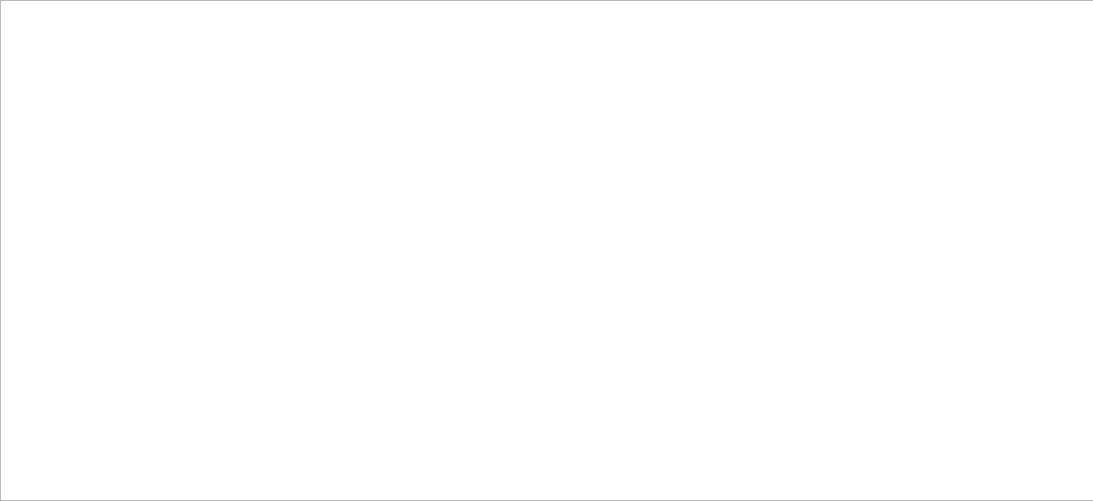
The window that Blackholehospital/instruction.ui (Pelix05/Blackholehospital) describes before a commit, drawn with Qt 5.
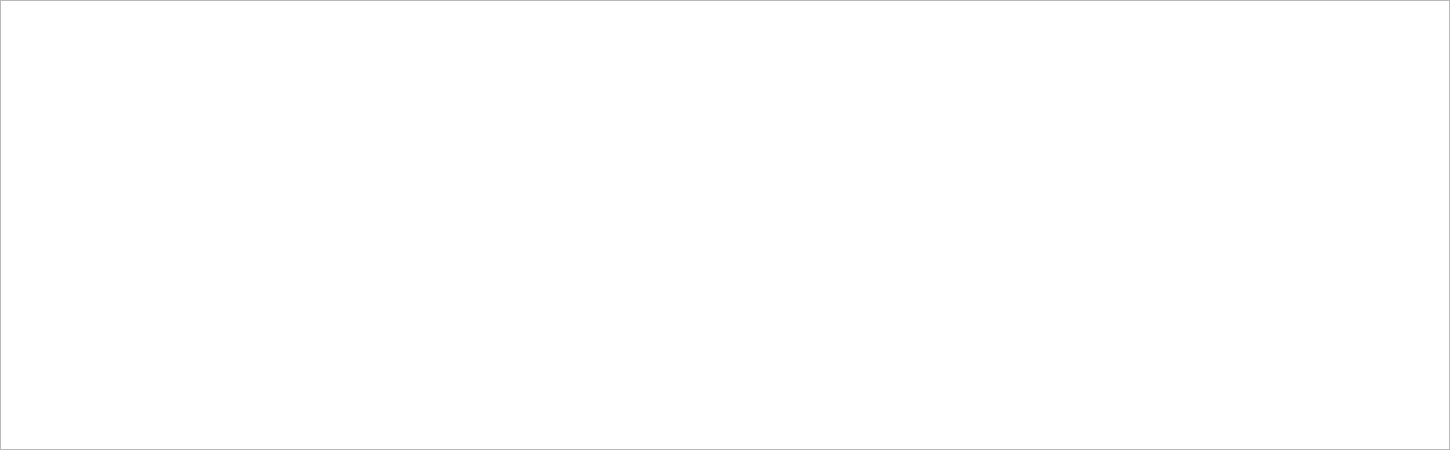
The same window after the commit.

Patch:
```diff
--- a/Blackholehospital/instruction.ui
+++ b/Blackholehospital/instruction.ui
@@ -6,8 +6,8 @@
    <rect>
     <x>0</x>
     <y>0</y>
-    <width>1093</width>
-    <height>501</height>
+    <width>1450</width>
+    <height>450</height>
    </rect>
   </property>
   <property name="windowTitle">
@@ -18,10 +18,22 @@
     <rect>
      <x>0</x>
      <y>0</y>
-     <width>1101</width>
-     <height>501</height>
+     <width>1450</width>
+     <height>450</height>
     </rect>
    </property>
+   <property name="wordWrap">
+    <bool>false</bool>
+   </property>
+   <attribute name="horizontalHeaderHighlightSections">
+    <bool>false</bool>
+   </attribute>
+   <attribute name="verticalHeaderVisible">
+    <bool>false</bool>
+   </attribute>
+   <attribute name="verticalHeaderHighlightSections">
+    <bool>false</bool>
+   </attribute>
   </widget>
  </widget>
  <resources/>
```
